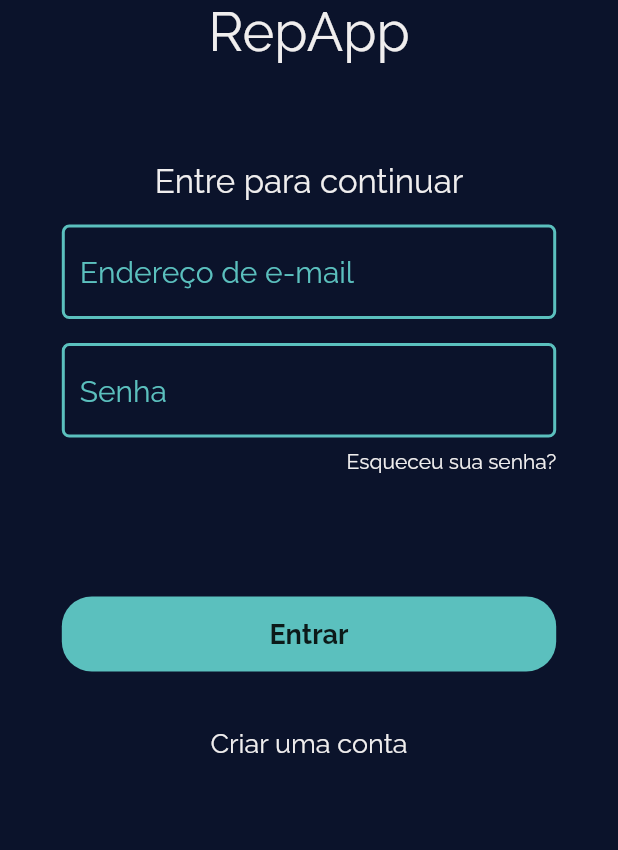
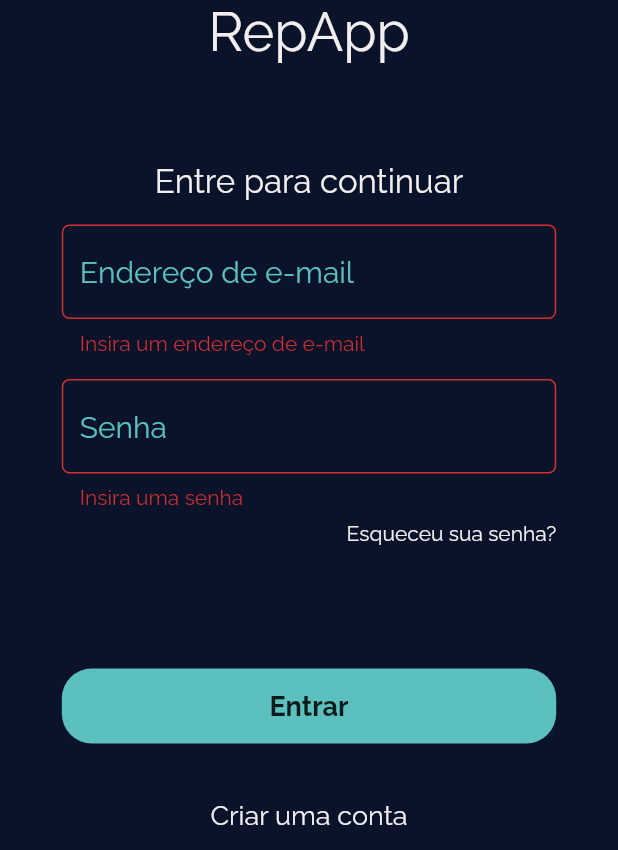
Before and after one commit to lhleonardo/trabalho-android, a Flutter app: the screen it shows after launch, after a tap on "Entrar", on a phone screen of 412 x 824 dp, the part 386-1236 px from its top. Run offline on Flutter 3.47's test engine with Material 2 defaults, Android fonts, the phone set to English and light mode, and no system bars; our stand-ins replace cloud_firestore, firebase_auth, firebase_core; accounts and stored records are empty.

Commit message:
adicionando validator na página de login

```diff
--- a/trabalho/lib/components/dialogAlert.dart
+++ b/trabalho/lib/components/dialogAlert.dart
@@ -18,7 +18,7 @@ class _DialogState extends State<DialogAlert> {
           Container(
             padding: EdgeInsets.only(top: 5.0, bottom: 5.0),
             height: MediaQuery.of(context).size.height * 0.166,
-            width: MediaQuery.of(context).size.height * 0.166,
+            width: MediaQuery.of(context).size.height * 0.160,
             decoration: new BoxDecoration(
               border: new Border.all(
                   color: Theme.of(context).accentColor, width: 3),
--- a/trabalho/lib/components/input.dart
+++ b/trabalho/lib/components/input.dart
@@ -1,14 +1,19 @@
 import 'package:flutter/material.dart';
 
 class Input extends StatelessWidget {
-  const Input({this.placeholder});
+  const Input({this.placeholder, this.validator, this.onSaved, this.obscureText = false});
 
   final String placeholder;
+  final FormFieldValidator<String> validator;
+  final FormFieldSetter<String> onSaved;
+  final bool obscureText;
 
   @override
   Widget build(BuildContext context) {
     return TextFormField(
       cursorColor: Theme.of(context).accentColor,
+      validator: validator,
+      obscureText: obscureText,
       decoration: InputDecoration(
         hintText: placeholder,
         hintStyle: TextStyle(
--- a/trabalho/lib/pages/auth/login_page.dart
+++ b/trabalho/lib/pages/auth/login_page.dart
@@ -1,10 +1,31 @@
 import 'package:flutter/material.dart';
 import 'package:trabalho/components/input.dart';
 import 'package:trabalho/components/dialogAlert.dart';
-
 import '../../routes/routes.dart';
 
 class LoginPage extends StatelessWidget {
+
+  final Map<String, String> data= {};
+
+  GlobalKey<FormState> _formKey = GlobalKey<FormState>();
+
+  String _inputValidator(String value) {
+
+    if (value.trim().isEmpty) {
+      return 'Insira o campo endereço de e-mail';
+    }
+    bool format = false;
+    for (var i=0; i<value.length; i++) {
+      if (value[i] == '@'){
+        format = true;
+      }
+    }
+    if (format == false) {
+      return 'Insira um endereço de e-mail válido';
+    }
+    return null;
+  }
+
   @override
   Widget build(BuildContext context) {
     return Scaffold(
@@ -39,18 +60,48 @@ class LoginPage extends StatelessWidget {
               Container(
                 width: MediaQuery.of(context).size.width * 0.8,
                 child: Form(
+                  key: _formKey,
                   child: Column(
                     children: [
-                      const Padding(
-                        padding: EdgeInsets.only(top: 16.0),
+                      Padding(
+                        padding: const EdgeInsets.only(top: 16.0),
                         child: Input(
+                          obscureText: false,
                           placeholder: 'Endereço de e-mail',
+                          validator: (value) {
+                            if (value.isEmpty) {
+                              return 'Insira um endereço de e-mail';
+                            }
+                            bool format = false;
+                            for (var i=0; i<value.length; i++) {
+                              if (value[i] == '@'){
+                                format = true;
+                              }
+                            }
+                            if (format == false) {
+                              return 'Insira um endereço de e-mail válido';
+                            }
+                            return null;
+                          },
+                          onSaved: (value){
+                            data['email'] = value;
+                          },
                         ),
                       ),
-                      const Padding(
-                        padding: EdgeInsets.only(top: 16.0),
+                      Padding(
+                        padding: const EdgeInsets.only(top: 16.0),
                         child: Input(
+                          obscureText: true,
                           placeholder: 'Senha',
+                          validator: (value) {
+                            if (value.isEmpty) {
+                              return 'Insira uma senha';
+                            }
+                            return null;
+                          },
+                          onSaved: (value){
+                            data['senha'] = value;
+                          },
                         ),
                       ),
                       Container(
@@ -84,7 +135,12 @@ class LoginPage extends StatelessWidget {
                                 fontWeight: FontWeight.bold,
                               ),
                             ),
-                            onPressed: () {},
+                            onPressed: () {
+                              if (_formKey.currentState.validate()){
+
+                              }
+
+                            },
                           ),
                         ),
                       ),
```
Also changed, not shown: trabalho/pubspec.lock.
